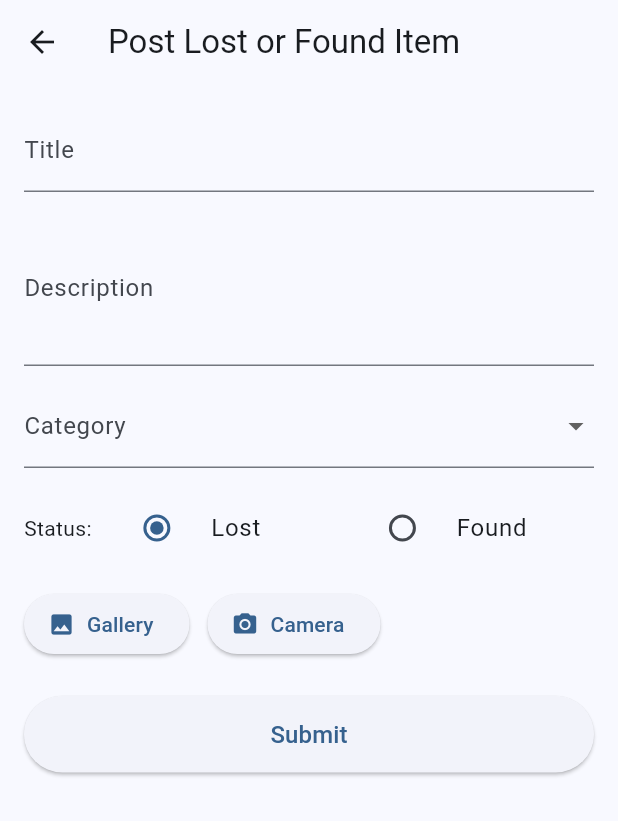
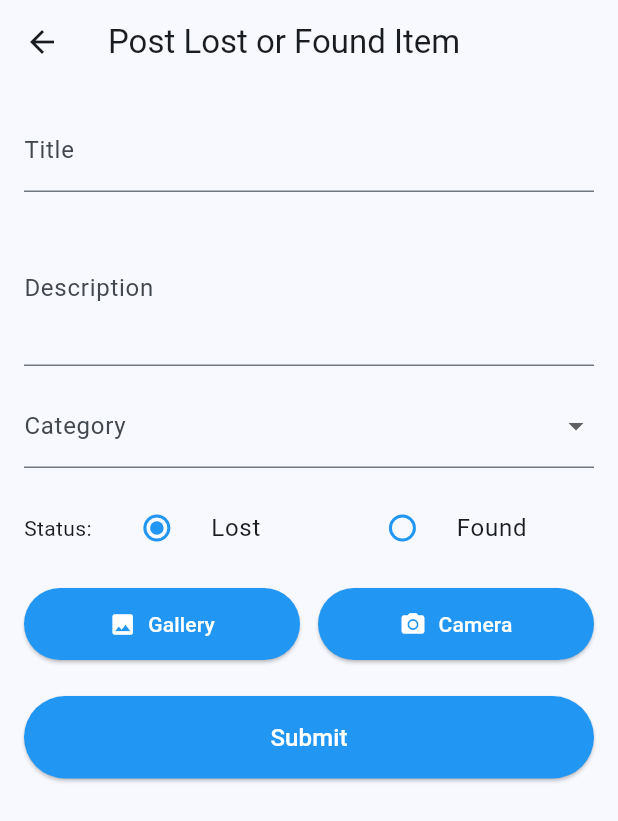
Before and after one commit to hotdogwithcheese/campus-lost-found, a Flutter app: the PostItemScreen screen opened directly, on a phone screen of 412 x 824 dp. Shown: the top 821 px of the screen. Run offline on Flutter 3.47's test engine with Material 3 defaults, Android fonts, the phone set to English and light mode, and no system bars; our stand-ins replace image_picker, supabase_flutter; accounts and stored records are empty.

Commit message:
updated PostItemScreen UI and blue theme for buttons & radio tiles

```diff
--- a/lib/screens/post_item_screen.dart
+++ b/lib/screens/post_item_screen.dart
@@ -1,7 +1,7 @@
 import 'dart:io';
 import 'package:flutter/material.dart';
 import 'package:image_picker/image_picker.dart';
-import 'package:supabase_flutter/supabase_flutter.dart'; // IMPORTANT
+import 'package:supabase_flutter/supabase_flutter.dart';
 import '../config/supabase_config.dart';
 
 class PostItemScreen extends StatefulWidget {
@@ -30,43 +30,27 @@ class _PostItemScreenState extends State<PostItemScreen> {
 
   final ImagePicker _picker = ImagePicker();
 
-  // Select image
   Future<void> _pickImage(ImageSource source) async {
     final XFile? picked =
     await _picker.pickImage(source: source, imageQuality: 75);
-
     if (picked != null) {
-      setState(() {
-        imageFile = File(picked.path);
-      });
+      setState(() => imageFile = File(picked.path));
     }
   }
 
-  // Upload image to Supabase Storage
   Future<String?> _uploadImage(File image) async {
     try {
       final fileName = '${DateTime.now().millisecondsSinceEpoch}.png';
-
       final bucket = SupabaseConfig.client.storage.from('item-images');
-
-      await bucket.upload(
-        fileName,
-        image,
-        fileOptions: const FileOptions(
-          upsert: false,
-          cacheControl: '3600',
-        ),
-      );
-
-      final imageUrl = bucket.getPublicUrl(fileName);
-      return imageUrl;
+      await bucket.upload(fileName, image,
+          fileOptions: const FileOptions(upsert: false, cacheControl: '3600'));
+      return bucket.getPublicUrl(fileName);
     } catch (e) {
       debugPrint("Upload error: $e");
       return null;
     }
   }
 
-  // Save to database
   Future<void> _saveItem(String imageUrl) async {
     await SupabaseConfig.client.from(SupabaseConfig.itemsTableName).insert({
       'title': title,
@@ -78,7 +62,6 @@ class _PostItemScreenState extends State<PostItemScreen> {
     });
   }
 
-  // Submit button
   Future<void> _submitForm() async {
     if (!_formKey.currentState!.validate()) {
       ScaffoldMessenger.of(context).showSnackBar(
@@ -86,7 +69,6 @@ class _PostItemScreenState extends State<PostItemScreen> {
       );
       return;
     }
-
     if (imageFile == null) {
       ScaffoldMessenger.of(context).showSnackBar(
         const SnackBar(content: Text('Please select an image')),
@@ -95,10 +77,7 @@ class _PostItemScreenState extends State<PostItemScreen> {
     }
 
     _formKey.currentState!.save();
-
-    // Upload image
     final imageUrl = await _uploadImage(imageFile!);
-
     if (imageUrl == null) {
       ScaffoldMessenger.of(context).showSnackBar(
         const SnackBar(content: Text('Image upload failed')),
@@ -107,16 +86,21 @@ class _PostItemScreenState extends State<PostItemScreen> {
     }
 
     await _saveItem(imageUrl);
-
     ScaffoldMessenger.of(context).showSnackBar(
       const SnackBar(content: Text('Item posted successfully')),
     );
-
     Navigator.pop(context, true);
   }
 
   @override
   Widget build(BuildContext context) {
+    // Blue theme for Radio buttons
+    final radioTheme = Theme.of(context).copyWith(
+      radioTheme: RadioThemeData(
+        fillColor: MaterialStateColor.resolveWith((states) => Colors.blue),
+      ),
+    );
+
     return Scaffold(
       appBar: AppBar(title: const Text('Post Lost or Found Item')),
       body: SingleChildScrollView(
@@ -149,10 +133,7 @@ class _PostItemScreenState extends State<PostItemScreen> {
               DropdownButtonFormField<String>(
                 decoration: const InputDecoration(labelText: 'Category'),
                 items: categories
-                    .map((c) => DropdownMenuItem(
-                  value: c,
-                  child: Text(c),
-                ))
+                    .map((c) => DropdownMenuItem(value: c, child: Text(c)))
                     .toList(),
                 onChanged: (v) => setState(() => category = v),
                 validator: (v) =>
@@ -160,11 +141,13 @@ class _PostItemScreenState extends State<PostItemScreen> {
               ),
               const SizedBox(height: 12),
 
-              // Status (Lost/Found)
+              // Status (Lost / Found)
               Row(
                 children: [
                   const Text('Status:  '),
                   Expanded(
+                    child: Theme(
+                      data: radioTheme,
                       child: RadioListTile(
                         title: const Text('Lost'),
                         value: 'lost',
@@ -172,7 +155,10 @@ class _PostItemScreenState extends State<PostItemScreen> {
                         onChanged: (v) => setState(() => status = v!),
                       ),
                     ),
+                  ),
                   Expanded(
+                    child: Theme(
+                      data: radioTheme,
                       child: RadioListTile(
                         title: const Text('Found'),
                         value: 'found',
@@ -180,57 +166,67 @@ class _PostItemScreenState extends State<PostItemScreen> {
                         onChanged: (v) => setState(() => status = v!),
                       ),
                     ),
+                  ),
                 ],
               ),
               const SizedBox(height: 12),
 
-              // Image picker
+              // Image picker row
               Row(
                 children: [
-                  ElevatedButton.icon(
+                  Expanded(
+                    child: ElevatedButton.icon(
                       onPressed: () => _pickImage(ImageSource.gallery),
                       icon: const Icon(Icons.photo),
                       label: const Text('Gallery'),
+                      style: ElevatedButton.styleFrom(
+                        backgroundColor: Colors.blue,
+                        foregroundColor: Colors.white,
+                        padding: const EdgeInsets.symmetric(vertical: 14),
+                      ),
+                    ),
                   ),
                   const SizedBox(width: 12),
-                  ElevatedButton.icon(
+                  Expanded(
+                    child: ElevatedButton.icon(
                       onPressed: () => _pickImage(ImageSource.camera),
                       icon: const Icon(Icons.camera_alt),
                       label: const Text('Camera'),
+                      style: ElevatedButton.styleFrom(
+                        backgroundColor: Colors.blue,
+                        foregroundColor: Colors.white,
+                        padding: const EdgeInsets.symmetric(vertical: 14),
+                      ),
+                    ),
                   ),
                 ],
               ),
 
-              // Preview
+              // Image preview
               if (imageFile != null)
                 Padding(
                   padding: const EdgeInsets.only(top: 12),
                   child: ClipRRect(
                     borderRadius: BorderRadius.circular(10),
-                    child: Image.file(
-                      imageFile!,
-                      height: 160,
-                      fit: BoxFit.cover,
-                    ),
+                    child:
+                    Image.file(imageFile!, height: 160, fit: BoxFit.cover),
                   ),
                 ),
 
               const SizedBox(height: 24),
 
-              // Submit
-              ElevatedButton(
+              // Submit button
+              SizedBox(
+                width: double.infinity,
+                child: ElevatedButton(
                   onPressed: _submitForm,
-                child: const SizedBox(
-                  width: double.infinity,
-                  child: Center(
-                    child: Padding(
-                      padding: EdgeInsets.symmetric(vertical: 14),
-                      child: Text(
-                        'Submit',
-                        style: TextStyle(fontSize: 16),
+                  style: ElevatedButton.styleFrom(
+                    backgroundColor: Colors.blue,
+                    foregroundColor: Colors.white,
+                    padding: const EdgeInsets.symmetric(vertical: 16),
                   ),
-                    ),
-                  ),
+                  child:
+                  const Text('Submit', style: TextStyle(fontSize: 16)),
                 ),
               ),
             ],
```
Lines whose indentation alone changed are shown as unchanged.
